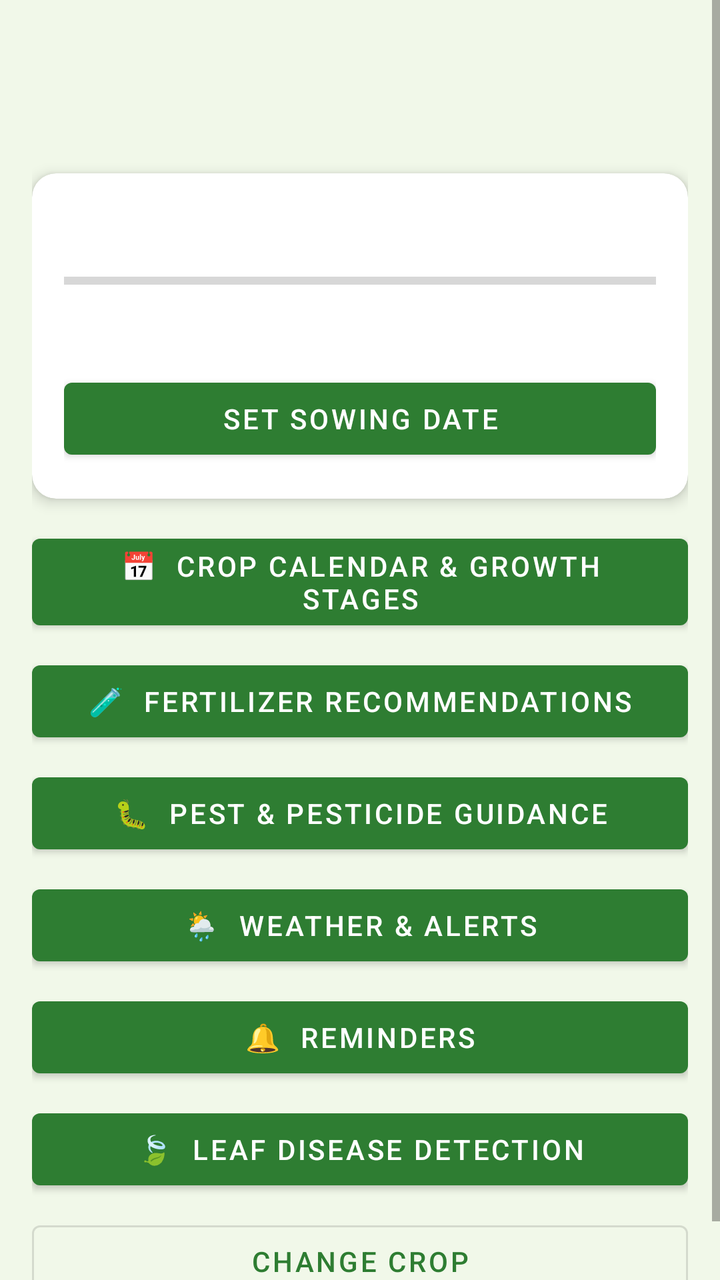
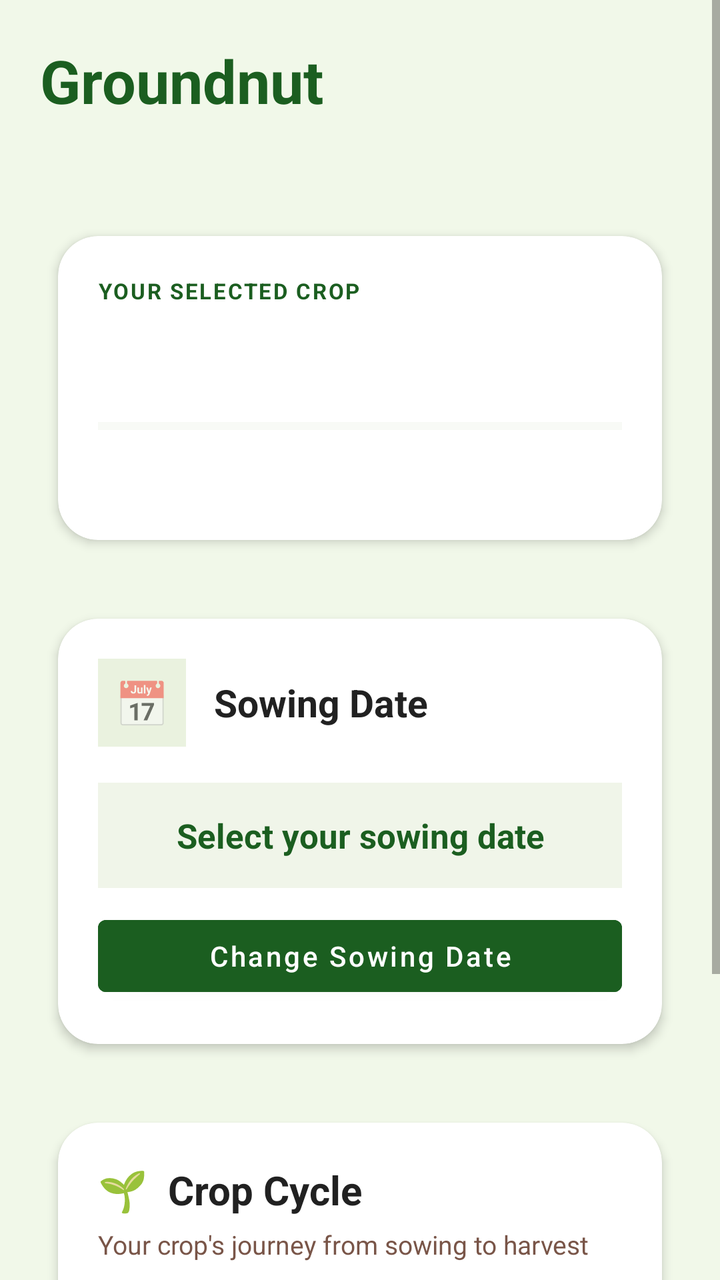

An Android layout rendered at two revisions. The XML below is the earlier revision; the diff shows what the commit changed to produce the second picture.
<!-- AndroidManifest.xml: application theme Theme.KisanBandhu -->
<!-- res/layout/activity_crop_dashboard.xml -->
<?xml version="1.0" encoding="utf-8"?>
<ScrollView xmlns:android="http://schemas.android.com/apk/res/android"
    xmlns:app="http://schemas.android.com/apk/res-auto"
    android:layout_width="match_parent"
    android:layout_height="match_parent"
    android:background="@color/background_light">

    <LinearLayout
        android:layout_width="match_parent"
        android:layout_height="wrap_content"
        android:orientation="vertical"
        android:padding="16dp">

        <TextView
            android:id="@+id/tvDashCrop"
            android:layout_width="match_parent"
            android:layout_height="wrap_content"
            android:textSize="26sp"
            android:textStyle="bold"
            android:textColor="@color/green_dark" />

        <TextView
            android:id="@+id/tvDashInfo"
            android:layout_width="match_parent"
            android:layout_height="wrap_content"
            android:layout_marginTop="4dp"
            android:textSize="13sp"
            android:textColor="@color/brown_soil" />

        <androidx.cardview.widget.CardView
            android:layout_width="match_parent"
            android:layout_height="wrap_content"
            android:layout_marginTop="14dp"
            app:cardCornerRadius="12dp"
            app:cardElevation="4dp"
            app:cardBackgroundColor="@color/white">

            <LinearLayout
                android:layout_width="match_parent"
                android:layout_height="wrap_content"
                android:orientation="vertical"
                android:padding="16dp">

                <TextView
                    android:id="@+id/tvDashStage"
                    android:layout_width="match_parent"
                    android:layout_height="wrap_content"
                    android:textSize="16sp"
                    android:textStyle="bold"
                    android:textColor="@color/text_dark" />

                <ProgressBar
                    android:id="@+id/progressGrowth"
                    style="?android:attr/progressBarStyleHorizontal"
                    android:layout_width="match_parent"
                    android:layout_height="wrap_content"
                    android:layout_marginTop="8dp"
                    android:max="100" />

                <TextView
                    android:id="@+id/tvDashActivity"
                    android:layout_width="match_parent"
                    android:layout_height="wrap_content"
                    android:layout_marginTop="8dp"
                    android:textSize="14sp"
                    android:textColor="@color/text_dark" />

                <Button
                    android:id="@+id/btnSetSowingDate"
                    android:layout_width="match_parent"
                    android:layout_height="wrap_content"
                    android:layout_marginTop="10dp"
                    android:text="Set Sowing Date" />
            </LinearLayout>
        </androidx.cardview.widget.CardView>

        <Button android:id="@+id/btnCalendar"
            android:layout_width="match_parent" android:layout_height="wrap_content"
            android:layout_marginTop="14dp" android:text="📅  Crop Calendar &amp; Growth Stages" />
        <Button android:id="@+id/btnFertilizer"
            android:layout_width="match_parent" android:layout_height="wrap_content"
            android:layout_marginTop="8dp" android:text="🧪  Fertilizer Recommendations" />
        <Button android:id="@+id/btnPesticide"
            android:layout_width="match_parent" android:layout_height="wrap_content"
            android:layout_marginTop="8dp" android:text="🐛  Pest &amp; Pesticide Guidance" />
        <Button android:id="@+id/btnWeather"
            android:layout_width="match_parent" android:layout_height="wrap_content"
            android:layout_marginTop="8dp" android:text="🌦  Weather &amp; Alerts" />
        <Button android:id="@+id/btnReminders"
            android:layout_width="match_parent" android:layout_height="wrap_content"
            android:layout_marginTop="8dp" android:text="🔔  Reminders" />
        <Button android:id="@+id/btnLeafDisease"
            android:layout_width="match_parent" android:layout_height="wrap_content"
            android:layout_marginTop="8dp" android:text="🍃  Leaf Disease Detection" />
        <Button android:id="@+id/btnChangeCrop"
            style="@style/Widget.MaterialComponents.Button.OutlinedButton"
            android:layout_width="match_parent" android:layout_height="wrap_content"
            android:layout_marginTop="8dp" android:text="Change Crop" />

    </LinearLayout>
</ScrollView>
<!-- resources referenced by this layout -->
<resources>
  <color name="background_light">#F1F8E9</color>
  <color name="brown_soil">#795548</color>
  <color name="green_dark">#1B5E20</color>
  <color name="text_dark">#212121</color>
  <color name="white">#FFFFFF</color>
  <style name="Theme.KisanBandhu" parent="Theme.MaterialComponents.DayNight.NoActionBar">
          <item name="colorPrimary">@color/green_primary</item>
          <item name="colorPrimaryDark">@color/green_dark</item>
          <item name="colorAccent">@color/yellow_wheat</item>
          <item name="android:windowBackground">@color/background_light</item>
      </style>
  <color name="green_primary">#2E7D32</color>
  <color name="yellow_wheat">#FBC02D</color>
</resources>

<!-- the commit's change to res/layout/activity_crop_dashboard.xml (unified diff, before → after) -->
@@ -1,101 +1,376 @@
 <?xml version="1.0" encoding="utf-8"?>
-<ScrollView xmlns:android="http://schemas.android.com/apk/res/android"
+<ScrollView
+    xmlns:android="http://schemas.android.com/apk/res/android"
     xmlns:app="http://schemas.android.com/apk/res-auto"
     android:layout_width="match_parent"
     android:layout_height="match_parent"
+    android:fillViewport="true"
     android:background="@color/background_light">
 
     <LinearLayout
         android:layout_width="match_parent"
         android:layout_height="wrap_content"
         android:orientation="vertical"
-        android:padding="16dp">
+        android:padding="20dp">
+
+        
 
         <TextView
             android:id="@+id/tvDashCrop"
             android:layout_width="match_parent"
             android:layout_height="wrap_content"
-            android:textSize="26sp"
-            android:textStyle="bold"
-            android:textColor="@color/green_dark" />
+            android:text="Groundnut"
+            android:textColor="@color/green_dark"
+            android:textSize="30sp"
+            android:textStyle="bold" />
 
         <TextView
             android:id="@+id/tvDashInfo"
             android:layout_width="match_parent"
             android:layout_height="wrap_content"
-            android:layout_marginTop="4dp"
-            android:textSize="13sp"
-            android:textColor="@color/brown_soil" />
+            android:layout_marginTop="6dp"
+            android:lineSpacingExtra="3dp"
+            android:textColor="@color/brown_soil"
+            android:textSize="14sp" />
 
         <androidx.cardview.widget.CardView
             android:layout_width="match_parent"
             android:layout_height="wrap_content"
-            android:layout_marginTop="14dp"
-            app:cardCornerRadius="12dp"
-            app:cardElevation="4dp"
-            app:cardBackgroundColor="@color/white">
+            android:layout_marginTop="22dp"
+            app:cardBackgroundColor="@color/white"
+            app:cardCornerRadius="20dp"
+            app:cardElevation="3dp"
+            app:cardUseCompatPadding="true">
 
             <LinearLayout
                 android:layout_width="match_parent"
                 android:layout_height="wrap_content"
                 android:orientation="vertical"
-                android:padding="16dp">
+                android:padding="20dp">
+
+                <TextView
+                    android:layout_width="wrap_content"
+                    android:layout_height="wrap_content"
+                    android:text="YOUR SELECTED CROP"
+                    android:textColor="@color/green_dark"
+                    android:textSize="11sp"
+                    android:letterSpacing="0.08"
+                    android:textStyle="bold" />
 
                 <TextView
                     android:id="@+id/tvDashStage"
                     android:layout_width="match_parent"
                     android:layout_height="wrap_content"
-                    android:textSize="16sp"
-                    android:textStyle="bold"
-                    android:textColor="@color/text_dark" />
+                    android:layout_marginTop="18dp"
+                    android:textColor="@color/text_dark"
+                    android:textSize="18sp"
+                    android:textStyle="bold" />
 
                 <ProgressBar
                     android:id="@+id/progressGrowth"
                     style="?android:attr/progressBarStyleHorizontal"
                     android:layout_width="match_parent"
-                    android:layout_height="wrap_content"
-                    android:layout_marginTop="8dp"
-                    android:max="100" />
+                    android:layout_height="8dp"
+                    android:layout_marginTop="14dp"
+                    android:max="100"
+                    android:progressTint="@color/green_dark"
+                    android:progressBackgroundTint="#E5EBDD" />
 
                 <TextView
                     android:id="@+id/tvDashActivity"
                     android:layout_width="match_parent"
                     android:layout_height="wrap_content"
-                    android:layout_marginTop="8dp"
-                    android:textSize="14sp"
-                    android:textColor="@color/text_dark" />
+                    android:layout_marginTop="14dp"
+                    android:lineSpacingExtra="4dp"
+                    android:textColor="@color/text_dark"
+                    android:textSize="14sp" />
+
+            </LinearLayout>
+        </androidx.cardview.widget.CardView>
+
+
+        
+
+        <androidx.cardview.widget.CardView
+            android:layout_width="match_parent"
+            android:layout_height="wrap_content"
+            android:layout_marginTop="18dp"
+            app:cardBackgroundColor="@color/white"
+            app:cardCornerRadius="20dp"
+            app:cardElevation="3dp"
+            app:cardUseCompatPadding="true">
+
+            <LinearLayout
+                android:layout_width="match_parent"
+                android:layout_height="wrap_content"
+                android:orientation="vertical"
+                android:padding="20dp">
+
+                <LinearLayout
+                    android:layout_width="match_parent"
+                    android:layout_height="wrap_content"
+                    android:gravity="center_vertical"
+                    android:orientation="horizontal">
+
+                    <TextView
+                        android:layout_width="44dp"
+                        android:layout_height="44dp"
+                        android:background="#EAF2DF"
+                        android:gravity="center"
+                        android:text="📅"
+                        android:textSize="22sp" />
+
+                    <TextView
+                        android:layout_width="0dp"
+                        android:layout_height="wrap_content"
+                        android:layout_marginStart="14dp"
+                        android:layout_weight="1"
+                        android:text="Sowing Date"
+                        android:textColor="@color/text_dark"
+                        android:textSize="19sp"
+                        android:textStyle="bold" />
+
+                </LinearLayout>
+
+                <TextView
+                    android:id="@+id/tvSowingDateDisplay"
+                    android:layout_width="match_parent"
+                    android:layout_height="wrap_content"
+                    android:layout_marginTop="18dp"
+                    android:background="#F0F5E9"
+                    android:gravity="center"
+                    android:padding="15dp"
+                    android:text="Select your sowing date"
+                    android:textColor="@color/green_dark"
+                    android:textSize="17sp"
+                    android:textStyle="bold" />
 
                 <Button
                     android:id="@+id/btnSetSowingDate"
                     android:layout_width="match_parent"
                     android:layout_height="wrap_content"
                     android:layout_marginTop="10dp"
-                    android:text="Set Sowing Date" />
+                    android:backgroundTint="@color/green_dark"
+                    android:text="Change Sowing Date"
+                    android:textAllCaps="false"
+                    android:textColor="@color/white" />
+
             </LinearLayout>
         </androidx.cardview.widget.CardView>
 
-        <Button android:id="@+id/btnCalendar"
-            android:layout_width="match_parent" android:layout_height="wrap_content"
-            android:layout_marginTop="14dp" android:text="📅  Crop Calendar &amp; Growth Stages" />
-        <Button android:id="@+id/btnFertilizer"
-            android:layout_width="match_parent" android:layout_height="wrap_content"
-            android:layout_marginTop="8dp" android:text="🧪  Fertilizer Recommendations" />
-        <Button android:id="@+id/btnPesticide"
-            android:layout_width="match_parent" android:layout_height="wrap_content"
-            android:layout_marginTop="8dp" android:text="🐛  Pest &amp; Pesticide Guidance" />
-        <Button android:id="@+id/btnWeather"
-            android:layout_width="match_parent" android:layout_height="wrap_content"
-            android:layout_marginTop="8dp" android:text="🌦  Weather &amp; Alerts" />
-        <Button android:id="@+id/btnReminders"
-            android:layout_width="match_parent" android:layout_height="wrap_content"
-            android:layout_marginTop="8dp" android:text="🔔  Reminders" />
-        <Button android:id="@+id/btnLeafDisease"
-            android:layout_width="match_parent" android:layout_height="wrap_content"
-            android:layout_marginTop="8dp" android:text="🍃  Leaf Disease Detection" />
-        <Button android:id="@+id/btnChangeCrop"
-            style="@style/Widget.MaterialComponents.Button.OutlinedButton"
-            android:layout_width="match_parent" android:layout_height="wrap_content"
-            android:layout_marginTop="8dp" android:text="Change Crop" />
+
+        
+
+        <androidx.cardview.widget.CardView
+            android:layout_width="match_parent"
+            android:layout_height="wrap_content"
+            android:layout_marginTop="18dp"
+            android:layout_marginBottom="20dp"
+            app:cardBackgroundColor="@color/white"
+            app:cardCornerRadius="20dp"
+            app:cardElevation="3dp"
+            app:cardUseCompatPadding="true">
+
+            <LinearLayout
+                android:layout_width="match_parent"
+                android:layout_height="wrap_content"
+                android:orientation="vertical"
+                android:padding="20dp">
+
+                <TextView
+                    android:layout_width="match_parent"
+                    android:layout_height="wrap_content"
+                    android:text="🌱  Crop Cycle"
+                    android:textColor="@color/text_dark"
+                    android:textSize="20sp"
+                    android:textStyle="bold" />
+
+                <TextView
+                    android:layout_width="match_parent"
+                    android:layout_height="wrap_content"
+                    android:layout_marginTop="5dp"
+                    android:text="Your crop's journey from sowing to harvest"
+                    android:textColor="@color/brown_soil"
+                    android:textSize="13sp" />
+
+                
+
+                <LinearLayout
+                    android:layout_width="match_parent"
+                    android:layout_height="wrap_content"
+                    android:layout_marginTop="24dp"
+                    android:gravity="center_vertical"
+                    android:orientation="horizontal">
+
+                    
+
+                    <LinearLayout
+                        android:layout_width="0dp"
+                        android:layout_height="wrap_content"
+                        android:layout_weight="1"
+                        android:gravity="center"
+                        android:orientation="vertical">
+
+                        <TextView
+                            android:layout_width="52dp"
+                            android:layout_height="52dp"
+                            android:background="#F1E6D2"
+                            android:gravity="center"
+                            android:text="🌰"
+                            android:textSize="24sp" />
+
+                        <TextView
+                            android:layout_width="wrap_content"
+                            android:layout_height="wrap_content"
+                            android:layout_marginTop="10dp"
+                            android:text="Sowing"
+                            android:textColor="@color/text_dark"
+                            android:textSize="13sp"
+                            android:textStyle="bold" />
+
+                        <TextView
+                            android:layout_width="wrap_content"
+                            android:layout_height="wrap_content"
+                            android:layout_marginTop="4dp"
+                            android:text="Day 0"
+                            android:textColor="@color/brown_soil"
+                            android:textSize="12sp" />
+
+                    </LinearLayout>
+
+                    <TextView
+                        android:layout_width="wrap_content"
+                        android:layout_height="wrap_content"
+                        android:text="···"
+                        android:textColor="@color/green_dark"
+                        android:textSize="18sp" />
+
+                    
+
+                    <LinearLayout
+                        android:layout_width="0dp"
+                        android:layout_height="wrap_content"
+                        android:layout_weight="1"
+                        android:gravity="center"
+                        android:orientation="vertical">
+
+                        <TextView
+                            android:layout_width="52dp"
+                            android:layout_height="52dp"
+                            android:background="#EAF2DF"
+                            android:gravity="center"
+                            android:text="🌱"
+                            android:textSize="24sp" />
+
+                        <TextView
+                            android:layout_width="wrap_content"
+                            android:layout_height="wrap_content"
+                            android:layout_marginTop="10dp"
+                            android:text="Sprouting"
+                            android:textColor="@color/text_dark"
+                            android:textSize="13sp"
+                            android:textStyle="bold" />
+
+                        <TextView
+                            android:layout_width="wrap_content"
+                            android:layout_height="wrap_content"
+                            android:layout_marginTop="4dp"
+                            android:text="Early days"
+                            android:textColor="@color/brown_soil"
+                            android:textSize="12sp" />
+
+                    </LinearLayout>
+
+                    <TextView
+                        android:layout_width="wrap_content"
+                        android:layout_height="wrap_content"
+                        android:text="···"
+                        android:textColor="@color/green_dark"
+                        android:textSize="18sp" />
+
+                    
+
+                    <LinearLayout
+                        android:layout_width="0dp"
+                        android:layout_height="wrap_content"
+                        android:layout_weight="1"
+                        android:gravity="center"
+                        android:orientation="vertical">
+
+                        <TextView
+                            android:layout_width="52dp"
+                            android:layout_height="52dp"
+                            android:background="#FFF0C9"
+                            android:gravity="center"
+                            android:text="🌼"
+                            android:textSize="24sp" />
+
+                        <TextView
+                            android:layout_width="wrap_content"
+                            android:layout_height="wrap_content"
+                            android:layout_marginTop="10dp"
+                            android:text="Flowering"
+                            android:textColor="@color/text_dark"
+                            android:textSize="13sp"
+                            android:textStyle="bold" />
+
+                        <TextView
+                            android:layout_width="wrap_content"
+                            android:layout_height="wrap_content"
+                            android:layout_marginTop="4dp"
+                            android:text="Mid-stage"
+                            android:textColor="@color/brown_soil"
+                            android:textSize="12sp" />
+
+                    </LinearLayout>
+
+                    <TextView
+                        android:layout_width="wrap_content"
+                        android:layout_height="wrap_content"
+                        android:text="···"
+                        android:textColor="@color/green_dark"
+                        android:textSize="18sp" />
+
+                    
+
+                    <LinearLayout
+                        android:layout_width="0dp"
+                        android:layout_height="wrap_content"
+                        android:layout_weight="1"
+                        android:gravity="center"
+                        android:orientation="vertical">
+
+                        <TextView
+                            android:layout_width="52dp"
+                            android:layout_height="52dp"
+                            android:background="#FBE4D8"
+                            android:gravity="center"
+                            android:text="🫘"
+                            android:textSize="24sp" />
+
+                        <TextView
+                            android:layout_width="wrap_content"
+                            android:layout_height="wrap_content"
+                            android:layout_marginTop="10dp"
+                            android:text="Harvest"
+                            android:textColor="@color/text_dark"
+                            android:textSize="13sp"
+                            android:textStyle="bold" />
+
+                        <TextView
+                            android:layout_width="wrap_content"
+                            android:layout_height="wrap_content"
+                            android:layout_marginTop="4dp"
+                            android:text="Final stage"
+                            android:textColor="@color/brown_soil"
+                            android:textSize="12sp" />
+
+                    </LinearLayout>
+
+                </LinearLayout>
+
+            </LinearLayout>
+        </androidx.cardview.widget.CardView>
 
     </LinearLayout>
 </ScrollView>
